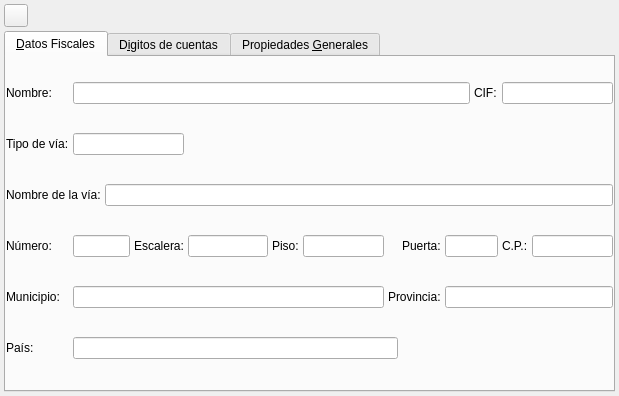
This is bulmages/bulmacont/src/contabilidad/propiedadesempresabase.ui in eboladev/Bulmages-1 as Qt 5 draws it before an edit. The edited form follows.
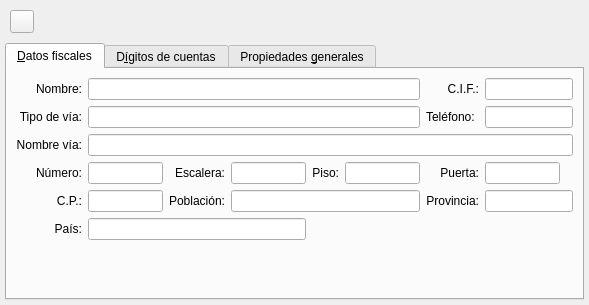
This is the edited form. The open tabs and pages were chosen to show the change. Icons and pictures are not drawn.

```diff
--- a/bulmages/bulmacont/src/contabilidad/propiedadesempresabase.ui
+++ b/bulmages/bulmacont/src/contabilidad/propiedadesempresabase.ui
@@ -5,8 +5,8 @@
    <rect>
     <x>0</x>
     <y>0</y>
-    <width>619</width>
-    <height>396</height>
+    <width>589</width>
+    <height>305</height>
    </rect>
   </property>
   <property name="acceptDrops" >
@@ -20,18 +20,18 @@
   </property>
   <layout class="QVBoxLayout" >
    <property name="margin" >
-    <number>4</number>
+    <number>5</number>
    </property>
    <property name="spacing" >
-    <number>4</number>
+    <number>5</number>
    </property>
    <item>
     <layout class="QHBoxLayout" >
      <property name="margin" >
-      <number>0</number>
+      <number>5</number>
      </property>
      <property name="spacing" >
-      <number>0</number>
+      <number>5</number>
      </property>
      <item>
       <widget class="QToolButton" name="toolButton1_2_2" >
@@ -71,155 +71,159 @@
      </property>
      <widget class="QWidget" name="TabPage" >
       <attribute name="title" >
-       <string>&amp;Datos Fiscales</string>
+       <string>&amp;Datos fiscales</string>
       </attribute>
       <layout class="QGridLayout" >
        <property name="margin" >
-        <number>0</number>
+        <number>9</number>
        </property>
        <property name="spacing" >
-        <number>4</number>
+        <number>6</number>
        </property>
-       <item row="0" column="11" colspan="2" >
-        <widget class="QLineEdit" name="lineCIF" >
+       <item row="5" column="4" colspan="5" >
+        <spacer>
+         <property name="orientation" >
+          <enum>Qt::Horizontal</enum>
+         </property>
+         <property name="sizeHint" >
+          <size>
+           <width>291</width>
+           <height>20</height>
+          </size>
+         </property>
+        </spacer>
+       </item>
+       <item row="5" column="1" colspan="3" >
+        <widget class="QLineEdit" name="mui_pais" >
          <property name="text" >
           <string/>
          </property>
         </widget>
        </item>
-       <item row="1" column="0" >
-        <widget class="QLabel" name="textLabel2_2_2" >
+       <item row="4" column="7" colspan="2" >
+        <widget class="QLineEdit" name="mui_provincia" >
          <property name="text" >
-          <string>Tipo de vía:</string>
+          <string/>
          </property>
         </widget>
        </item>
-       <item row="2" column="0" colspan="2" >
-        <widget class="QLabel" name="textLabel2_2_2_2" >
+       <item row="4" column="3" colspan="3" >
+        <widget class="QLineEdit" name="mui_poblacion" >
          <property name="text" >
-          <string>Nombre de la vía:</string>
+          <string/>
          </property>
         </widget>
        </item>
-       <item row="0" column="0" >
-        <widget class="QLabel" name="textLabel2" >
+       <item row="4" column="1" >
+        <widget class="QLineEdit" name="mui_codigopostal" >
          <property name="text" >
-          <string>Nombre:</string>
+          <string/>
          </property>
         </widget>
        </item>
-       <item row="2" column="2" colspan="11" >
-        <widget class="QLineEdit" name="lineNombreVia" >
+       <item row="3" column="7" >
+        <widget class="QLineEdit" name="mui_puerta" >
+         <property name="text" >
+          <string/>
+         </property>
+        </widget>
+       </item>
+       <item row="3" column="5" >
+        <widget class="QLineEdit" name="mui_piso" >
          <property name="text" >
           <string/>
          </property>
         </widget>
        </item>
        <item row="3" column="3" >
+        <widget class="QLineEdit" name="mui_escalera" >
+         <property name="text" >
+          <string/>
+         </property>
+        </widget>
+       </item>
+       <item row="3" column="1" >
+        <widget class="QLineEdit" name="mui_numerovia" >
+         <property name="text" >
+          <string/>
+         </property>
+        </widget>
+       </item>
+       <item row="2" column="1" colspan="8" >
+        <widget class="QLineEdit" name="mui_nombrevia" >
+         <property name="text" >
+          <string/>
+         </property>
+        </widget>
+       </item>
+       <item row="1" column="1" colspan="5" >
+        <widget class="QLineEdit" name="mui_tipovia" >
+         <property name="text" >
+          <string/>
+         </property>
+        </widget>
+       </item>
+       <item row="0" column="1" colspan="5" >
+        <widget class="QLineEdit" name="mui_nombreempresa" >
+         <property name="text" >
+          <string/>
+         </property>
+        </widget>
+       </item>
+       <item row="0" column="7" colspan="2" >
+        <widget class="QLineEdit" name="mui_cif" >
+         <property name="text" >
+          <string/>
+         </property>
+        </widget>
+       </item>
+       <item row="1" column="7" colspan="2" >
+        <widget class="QLineEdit" name="mui_telefono" />
+       </item>
+       <item row="1" column="6" >
+        <widget class="QLabel" name="label" >
+         <property name="text" >
+          <string>Teléfono:</string>
+         </property>
+        </widget>
+       </item>
+       <item row="3" column="0" >
+        <widget class="QLabel" name="textLabel2_2_2_3" >
+         <property name="text" >
+          <string>Número:</string>
+         </property>
+         <property name="alignment" >
+          <set>Qt::AlignRight|Qt::AlignTrailing|Qt::AlignVCenter</set>
+         </property>
+        </widget>
+       </item>
+       <item row="3" column="2" >
         <widget class="QLabel" name="textLabel2_2_2_4" >
          <property name="text" >
           <string>Escalera:</string>
          </property>
+         <property name="alignment" >
+          <set>Qt::AlignRight|Qt::AlignTrailing|Qt::AlignVCenter</set>
+         </property>
         </widget>
        </item>
        <item row="3" column="4" >
-        <widget class="QLineEdit" name="lineEscalera" >
-         <property name="text" >
-          <string/>
-         </property>
-        </widget>
-       </item>
-       <item row="3" column="6" >
-        <widget class="QLineEdit" name="linePiso" >
-         <property name="text" >
-          <string/>
-         </property>
-        </widget>
-       </item>
-       <item row="3" column="9" colspan="2" >
-        <widget class="QLineEdit" name="linePuerta" >
-         <property name="text" >
-          <string/>
-         </property>
-        </widget>
-       </item>
-       <item row="3" column="12" >
-        <widget class="QLineEdit" name="lineCodPostal" >
-         <property name="text" >
-          <string/>
-         </property>
-         <property name="maxLength" >
-          <number>5</number>
-         </property>
-        </widget>
-       </item>
-       <item row="4" column="7" colspan="2" >
-        <widget class="QLabel" name="textLabel2_2_2_3_2_2" >
-         <property name="text" >
-          <string>Provincia:</string>
-         </property>
-        </widget>
-       </item>
-       <item row="3" column="5" >
         <widget class="QLabel" name="textLabel2_2_2_6" >
          <property name="text" >
           <string>Piso:</string>
          </property>
-        </widget>
-       </item>
-       <item row="3" column="8" >
-        <widget class="QLabel" name="textLabel2_2_2_5" >
-         <property name="text" >
-          <string>Puerta:</string>
+         <property name="alignment" >
+          <set>Qt::AlignRight|Qt::AlignTrailing|Qt::AlignVCenter</set>
          </property>
         </widget>
        </item>
-       <item row="3" column="11" >
-        <widget class="QLabel" name="textLabel2_2_2_7" >
+       <item row="4" column="6" >
+        <widget class="QLabel" name="textLabel2_2_2_3_2_2" >
          <property name="text" >
-          <string>C.P.:</string>
+          <string>Provincia:</string>
          </property>
-        </widget>
-       </item>
-       <item row="1" column="1" colspan="3" >
-        <widget class="QLineEdit" name="lineTipoVia" >
-         <property name="text" >
-          <string/>
-         </property>
-        </widget>
-       </item>
-       <item row="0" column="10" >
-        <widget class="QLabel" name="textLabel2_2" >
-         <property name="text" >
-          <string>CIF:</string>
-         </property>
-        </widget>
-       </item>
-       <item row="4" column="9" colspan="4" >
-        <widget class="QLineEdit" name="lineProvincia" >
-         <property name="text" >
-          <string/>
-         </property>
-        </widget>
-       </item>
-       <item row="3" column="1" colspan="2" >
-        <widget class="QLineEdit" name="lineNumeroVia" >
-         <property name="text" >
-          <string/>
-         </property>
-        </widget>
-       </item>
-       <item row="4" column="1" colspan="6" >
-        <widget class="QLineEdit" name="lineMunicipio" >
-         <property name="text" >
-          <string/>
-         </property>
-        </widget>
-       </item>
-       <item row="5" column="1" colspan="7" >
-        <widget class="QLineEdit" name="linePais" >
-         <property name="text" >
-          <string/>
+         <property name="alignment" >
+          <set>Qt::AlignRight|Qt::AlignTrailing|Qt::AlignVCenter</set>
          </property>
         </widget>
        </item>
@@ -228,34 +232,112 @@
          <property name="text" >
           <string>País:</string>
          </property>
+         <property name="alignment" >
+          <set>Qt::AlignRight|Qt::AlignTrailing|Qt::AlignVCenter</set>
+         </property>
         </widget>
        </item>
-       <item row="4" column="0" >
+       <item row="6" column="5" >
+        <spacer>
+         <property name="orientation" >
+          <enum>Qt::Vertical</enum>
+         </property>
+         <property name="sizeHint" >
+          <size>
+           <width>20</width>
+           <height>40</height>
+          </size>
+         </property>
+        </spacer>
+       </item>
+       <item row="0" column="0" >
+        <widget class="QLabel" name="textLabel2" >
+         <property name="text" >
+          <string>Nombre:</string>
+         </property>
+         <property name="alignment" >
+          <set>Qt::AlignRight|Qt::AlignTrailing|Qt::AlignVCenter</set>
+         </property>
+        </widget>
+       </item>
+       <item row="2" column="0" >
+        <widget class="QLabel" name="textLabel2_2_2_2" >
+         <property name="text" >
+          <string>Nombre vía:</string>
+         </property>
+         <property name="alignment" >
+          <set>Qt::AlignRight|Qt::AlignTrailing|Qt::AlignVCenter</set>
+         </property>
+        </widget>
+       </item>
+       <item row="1" column="0" >
+        <widget class="QLabel" name="textLabel2_2_2" >
+         <property name="text" >
+          <string>Tipo de vía:</string>
+         </property>
+         <property name="alignment" >
+          <set>Qt::AlignRight|Qt::AlignTrailing|Qt::AlignVCenter</set>
+         </property>
+        </widget>
+       </item>
+       <item row="0" column="6" >
+        <widget class="QLabel" name="textLabel2_2" >
+         <property name="text" >
+          <string>C.I.F.:</string>
+         </property>
+         <property name="alignment" >
+          <set>Qt::AlignRight|Qt::AlignTrailing|Qt::AlignVCenter</set>
+         </property>
+        </widget>
+       </item>
+       <item row="4" column="2" >
         <widget class="QLabel" name="textLabel2_2_2_3_2" >
          <property name="text" >
-          <string>Municipio:</string>
+          <string>Población:</string>
          </property>
+         <property name="alignment" >
+          <set>Qt::AlignRight|Qt::AlignTrailing|Qt::AlignVCenter</set>
+         </property>
         </widget>
        </item>
-       <item row="3" column="0" >
-        <widget class="QLabel" name="textLabel2_2_2_3" >
+       <item row="4" column="0" >
+        <widget class="QLabel" name="textLabel2_2_2_7" >
          <property name="text" >
-          <string>Número:</string>
+          <string>C.P.:</string>
          </property>
+         <property name="alignment" >
+          <set>Qt::AlignRight|Qt::AlignTrailing|Qt::AlignVCenter</set>
+         </property>
         </widget>
        </item>
-       <item row="0" column="1" colspan="9" >
-        <widget class="QLineEdit" name="m_nomEmpresa" >
+       <item row="3" column="6" >
+        <widget class="QLabel" name="textLabel2_2_2_5" >
          <property name="text" >
-          <string/>
+          <string>Puerta:</string>
          </property>
+         <property name="alignment" >
+          <set>Qt::AlignRight|Qt::AlignTrailing|Qt::AlignVCenter</set>
+         </property>
         </widget>
        </item>
+       <item row="3" column="8" >
+        <spacer>
+         <property name="orientation" >
+          <enum>Qt::Horizontal</enum>
+         </property>
+         <property name="sizeHint" >
+          <size>
+           <width>40</width>
+           <height>20</height>
+          </size>
+         </property>
+        </spacer>
+       </item>
       </layout>
      </widget>
      <widget class="QWidget" name="tab" >
       <attribute name="title" >
-       <string>D&amp;igitos de cuentas</string>
+       <string>D&amp;ígitos de cuentas</string>
       </attribute>
       <layout class="QVBoxLayout" >
        <property name="margin" >
@@ -334,16 +416,16 @@
        </item>
       </layout>
      </widget>
-     <widget class="QWidget" name="tab" >
+     <widget class="QWidget" name="tab3" >
       <attribute name="title" >
-       <string>Propiedades &amp;Generales</string>
+       <string>Propiedades &amp;generales</string>
       </attribute>
       <layout class="QGridLayout" >
        <property name="margin" >
-        <number>0</number>
+        <number>5</number>
        </property>
        <property name="spacing" >
-        <number>4</number>
+        <number>5</number>
        </property>
        <item row="0" column="0" >
         <widget class="QTableWidget" name="tpropiedades" />
```
Left out of the diff: 67 changed lines with no effect on the pictures.
